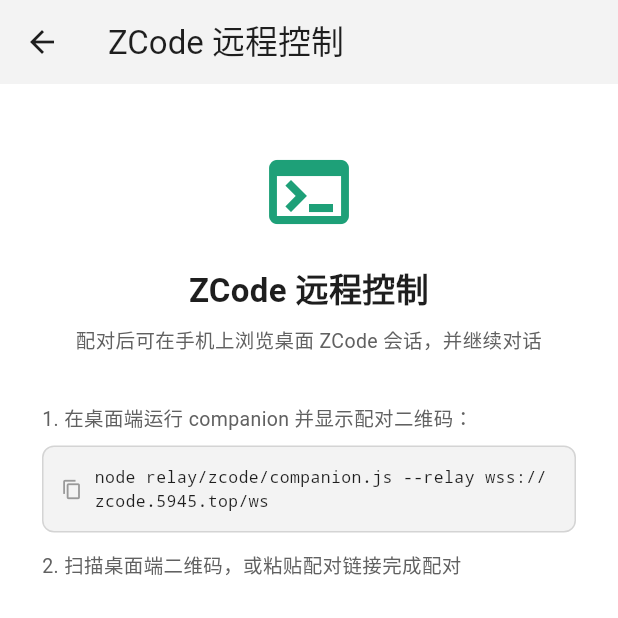
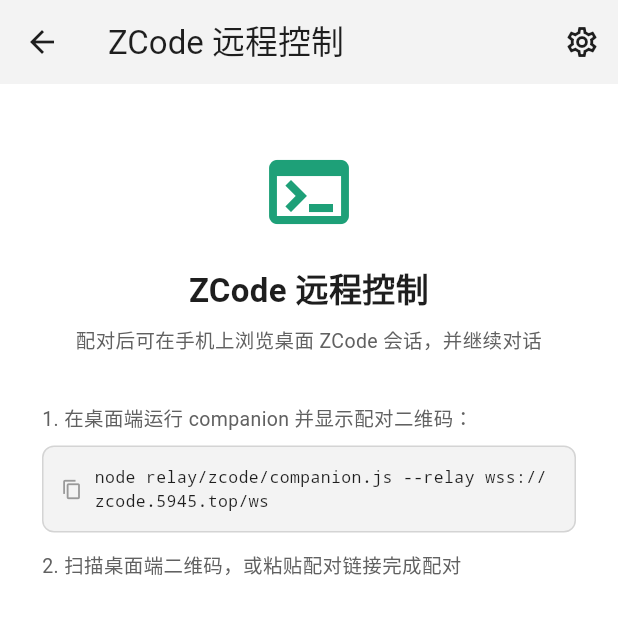
Before and after one commit to wzx011011/wzClaw, a Flutter app: the SettingsPage screen opened by its route, after a tap on "ZCode 远程控制", on a phone screen of 412 x 824 dp, the top half of it. Run offline on Flutter 3.47's test engine with Material 3 defaults, Android fonts, the phone set to English and light mode, and no system bars; our stand-ins replace flutter_highlight, flutter_local_notifications, flutter_markdown, flutter_secure_storage, permission_handler, shared_preferences and 2 more; missing offline and left inert: highlight, markdown, mobile_scanner; accounts and stored records are empty; project files that could hold a hidden picture were left out.

Commit message:
feat(android): 冷启动入口直进 ZCode 远程控制（P0.2 入口简化先行落地）
- '/' 路由 LandingPage → ZcodePage：已配对自动重连，未配对先进配对视图
- 会话/配对视图 AppBar 补设置齿轮（旧入口退役后设置页的唯一入口，
  保留主题/推送开关可达性）；设置页里的"ZCode 远程控制"条目暂留待 P0.2 清理
- 旧 LandingPage 流程不再可达（文件删除留给 P0.2 主体）

analyze 触及文件 0 新增（存量 180 不变）；全量测试 294/294 过。

Co-Authored-By: Claude Code <noreply@anthropic.com>

```diff
--- a/wzxClaw_android/lib/main.dart
+++ b/wzxClaw_android/lib/main.dart
@@ -6,7 +6,6 @@ import 'package:shared_preferences/shared_preferences.dart';
 import 'config/app_colors.dart';
 import 'pages/file_browser_page.dart';
 import 'pages/home_page.dart';
-import 'pages/landing_page.dart';
 import 'pages/settings_page.dart';
 import 'pages/zcode_page.dart';
 import 'services/file_sync_service.dart';
@@ -141,7 +140,9 @@ class WzxClawApp extends StatelessWidget {
               themeMode: mode,
               initialRoute: '/',
               routes: {
-                '/': (context) => const LandingPage(),
+                // 入口直进 ZCode 远程控制（PLAN-zcode-remote-v2 P0.2 入口简化）：
+                // 已配对自动重连，未配对先进配对视图。旧 LandingPage 流程退役。
+                '/': (context) => const ZcodePage(),
                 '/chat': (context) => const ChatPage(),
                 '/settings': (context) => const SettingsPage(),
                 '/files': (context) => const FileBrowserPage(),
--- a/wzxClaw_android/lib/pages/zcode_page.dart
+++ b/wzxClaw_android/lib/pages/zcode_page.dart
@@ -28,6 +28,7 @@ import '../config/app_colors.dart';
 import '../models/chat_message.dart';
 import '../services/chat_store.dart'
     show PermissionRequest, AskUserQuestion;
+import 'settings_page.dart';
 import '../widgets/animated_message_item.dart';
 import '../widgets/streaming_shimmer.dart';
 import '../widgets/thinking_indicator.dart';
@@ -385,6 +386,7 @@ class _ZcodePageState extends State<ZcodePage> {
           foregroundColor: colors.textPrimary,
           title: Text('ZCode 远程控制',
               style: TextStyle(color: colors.textPrimary),),
+          actions: [_buildSettingsAction(context)],
         );
       case _ZcodeView.pairing:
         return AppBar(
@@ -392,8 +394,22 @@ class _ZcodePageState extends State<ZcodePage> {
           foregroundColor: colors.textPrimary,
           title: Text('ZCode 远程控制',
               style: TextStyle(color: colors.textPrimary),),
+          actions: [_buildSettingsAction(context)],
         );
     }
+  }
+
+  /// 设置入口（主题/推送等）。会话与配对视图 AppBar 共用；
+  /// 旧 LandingPage 退役后这里是设置的唯一入口。
+  Widget _buildSettingsAction(BuildContext context) {
+    return IconButton(
+      icon: const Icon(Icons.settings_outlined),
+      tooltip: '设置',
+      onPressed: () => Navigator.push(
+        context,
+        MaterialPageRoute(builder: (_) => const SettingsPage()),
+      ),
+    );
   }
 
   /// 从会话列表元信息中找当前会话标题
```
